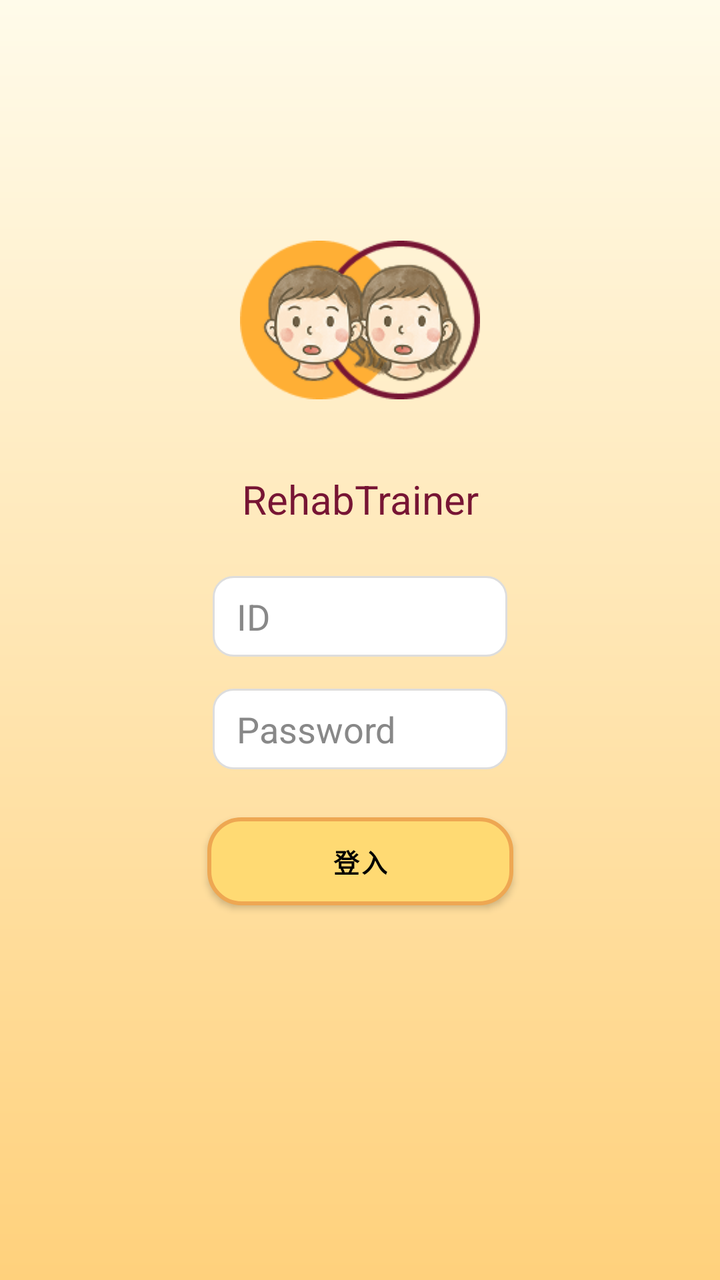
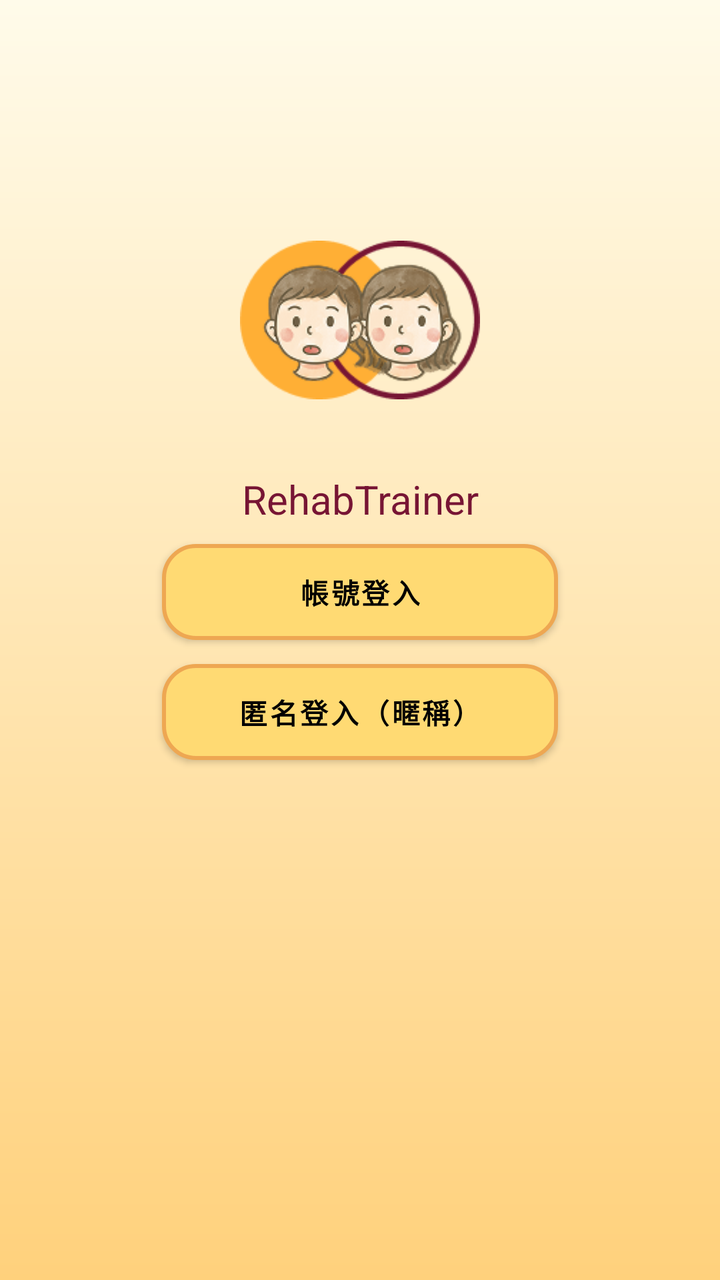

Compare the two renders of this Android layout. The source of the first and the diff that turns it into the second are given below.
<!-- AndroidManifest.xml: application theme Theme.RehabilitationApp -->
<!-- res/layout/fragment_login.xml -->
<?xml version="1.0" encoding="utf-8"?>
<androidx.constraintlayout.widget.ConstraintLayout
    xmlns:android="http://schemas.android.com/apk/res/android"
    xmlns:app="http://schemas.android.com/apk/res-auto"
    android:fitsSystemWindows="false"
    android:paddingTop="0dp"
    android:layout_width="match_parent"
    android:layout_height="match_parent"
    android:background="@drawable/bg_login_gradient">

    
    <androidx.constraintlayout.widget.Guideline
        android:id="@+id/guideline_input"
        android:layout_width="wrap_content"
        android:layout_height="wrap_content"
        android:orientation="horizontal"
        app:layout_constraintGuide_percent="0.40" />

    
    <ImageView
        android:id="@+id/logo"
        android:layout_width="120dp"
        android:layout_height="120dp"
        android:src="@drawable/ic_logo"
        android:adjustViewBounds="true"
        android:scaleType="fitCenter"
        app:layout_constraintTop_toTopOf="parent"
        app:layout_constraintStart_toStartOf="parent"
        app:layout_constraintEnd_toEndOf="parent"
        android:layout_marginTop="100dp"/>

    
    <TextView
        android:id="@+id/appName"
        android:layout_width="wrap_content"
        android:layout_height="wrap_content"
        android:text="@string/app_name"
        android:textSize="20sp"
        android:textColor="#771534"
        app:layout_constraintTop_toBottomOf="@id/logo"
        app:layout_constraintStart_toStartOf="parent"
        app:layout_constraintEnd_toEndOf="parent"
        android:layout_marginTop="16dp"/>

    
    <EditText
        android:id="@+id/etId"
        android:layout_width="0dp"
        android:layout_height="wrap_content"
        android:hint="@string/login_id"
        android:background="@drawable/login_edittext"
        android:textColor="@android:color/black"
        android:textColorHint="#888888"
        app:layout_constraintTop_toTopOf="@id/guideline_input"
        app:layout_constraintStart_toStartOf="parent"
        app:layout_constraintEnd_toEndOf="parent"
        app:layout_constraintWidth_percent="0.41"
        android:layout_marginTop="32dp"/>


    
    <EditText
        android:id="@+id/etPassword"
        android:layout_width="0dp"
        android:layout_height="wrap_content"
        android:hint="@string/login_password"
        android:inputType="textPassword"
        android:background="@drawable/login_edittext"
        android:textColor="@android:color/black"
        android:textColorHint="#888888"
        app:layout_constraintTop_toBottomOf="@id/etId"
        app:layout_constraintStart_toStartOf="parent"
        app:layout_constraintEnd_toEndOf="parent"
        app:layout_constraintWidth_percent="0.41"
        android:layout_marginTop="16dp"/>



    
    <com.google.android.material.button.MaterialButton
        android:id="@+id/btnLogin"
        android:layout_width="153dp"
        android:layout_height="44dp"
        android:text="@string/login_login"
        android:textColor="@android:color/black"
        android:textSize="13sp"
        android:textStyle="bold"
        android:background="@drawable/btn_login"
        app:backgroundTint="@null"
        app:layout_constraintTop_toBottomOf="@id/etPassword"
        app:layout_constraintStart_toStartOf="parent"
        app:layout_constraintEnd_toEndOf="parent"
        android:layout_marginTop="24dp"/>



</androidx.constraintlayout.widget.ConstraintLayout>
<!-- resources referenced by this layout -->
<resources>
  <!-- drawable bg_login_gradient (drawable) -->
  <shape xmlns:android="http://schemas.android.com/apk/res/android"
      android:shape="rectangle">
  
      <gradient
          android:startColor="#FFD17C"
          android:endColor="#FFFBEA"
          android:angle="90"/>
  </shape>
  <!-- drawable btn_login (drawable) -->
  <shape xmlns:android="http://schemas.android.com/apk/res/android"
      android:shape="rectangle">
  
      
      <solid android:color="#FFDA73" />
  
      
      <stroke
          android:width="2dp" android:color="@color/button_border" />
      
      <corners android:radius="16dp" />
  
  </shape>
  <!-- drawable ic_logo: png bitmap (drawable, 27394 bytes) -->
  <!-- drawable login_edittext (drawable) -->
  <?xml version="1.0" encoding="utf-8"?>
  <shape xmlns:android="http://schemas.android.com/apk/res/android"
      android:shape="rectangle">
  
      
      <solid android:color="@android:color/white" />
  
      
      <stroke
          android:width="1dp"
          android:color="#DDDDDD" /> 
  
      
      <corners android:radius="10dp" />
  
      
      <padding
          android:left="12dp"
          android:top="8dp"
          android:right="12dp"
          android:bottom="8dp" />
  </shape>
  <string name="app_name">RehabTrainer</string>
  <string name="login_id">ID</string>
  <string name="login_login">登入</string>
  <string name="login_password">Password</string>
  <style name="Theme.RehabilitationApp" parent="Theme.MaterialComponents.DayNight.NoActionBar">
  
          
          <item name="colorPrimary">@color/brand_primary</item>                     
          <item name="colorPrimaryVariant">@color/brand_primary_dark</item>         
          <item name="colorOnPrimary">@color/text_invert</item>                     
  
          
          <item name="colorSecondary">@color/brand_secondary</item>                 
          <item name="colorSecondaryVariant">@color/brand_primary_light</item>      
          <item name="colorOnSecondary">@color/text_primary</item>                  
  
          
          <item name="android:statusBarColor">@android:color/transparent</item>
          <item name="android:windowTranslucentStatus">true</item>
          <item name="android:windowDrawsSystemBarBackgrounds">true</item>   
  
          
          <item name="android:windowBackground">@color/surface_default</item>       
  
  
          
  
      </style>
  <color name="button_border">#EEA752</color>
  <color name="brand_primary">#FFDA73</color>
  <color name="brand_primary_dark">#4A9B87</color>
  <color name="text_invert">#F8F8F8</color>
  <color name="brand_secondary">#C8E1DA</color>
  <color name="brand_primary_light">#B8D5CE</color>
  <color name="text_primary">#1A1A1A</color>
  <color name="surface_default">#F4F1EC</color>
</resources>

<!-- the commit's change to res/layout/fragment_login.xml (unified diff, before → after) -->
@@ -43,55 +43,89 @@
         android:layout_marginTop="16dp"/>
 
     
-    <EditText
-        android:id="@+id/etId"
+
+    <com.google.android.material.button.MaterialButton
+        android:id="@+id/btnModeFormal"
         android:layout_width="0dp"
-        android:layout_height="wrap_content"
-        android:hint="@string/login_id"
-        android:background="@drawable/login_edittext"
+        android:layout_height="48dp"
+        android:text="@string/login_mode_formal"
         android:textColor="@android:color/black"
-        android:textColorHint="#888888"
+        android:textSize="14sp"
+        android:textStyle="bold"
+        android:background="@drawable/btn_login"
+        app:backgroundTint="@null"
         app:layout_constraintTop_toTopOf="@id/guideline_input"
         app:layout_constraintStart_toStartOf="parent"
         app:layout_constraintEnd_toEndOf="parent"
-        app:layout_constraintWidth_percent="0.41"
-        android:layout_marginTop="32dp"/>
-
-
-    
-    <EditText
-        android:id="@+id/etPassword"
-        android:layout_width="0dp"
-        android:layout_height="wrap_content"
-        android:hint="@string/login_password"
-        android:inputType="textPassword"
-        android:background="@drawable/login_edittext"
-        android:textColor="@android:color/black"
-        android:textColorHint="#888888"
-        app:layout_constraintTop_toBottomOf="@id/etId"
-        app:layout_constraintStart_toStartOf="parent"
-        app:layout_constraintEnd_toEndOf="parent"
-        app:layout_constraintWidth_percent="0.41"
+        app:layout_constraintWidth_percent="0.55"
         android:layout_marginTop="16dp"/>
 
-
-
-    
     <com.google.android.material.button.MaterialButton
-        android:id="@+id/btnLogin"
-        android:layout_width="153dp"
-        android:layout_height="44dp"
-        android:text="@string/login_login"
+        android:id="@+id/btnModeQuick"
+        android:layout_width="0dp"
+        android:layout_height="48dp"
+        android:text="@string/login_mode_quick"
         android:textColor="@android:color/black"
-        android:textSize="13sp"
+        android:textSize="14sp"
         android:textStyle="bold"
         android:background="@drawable/btn_login"
         app:backgroundTint="@null"
-        app:layout_constraintTop_toBottomOf="@id/etPassword"
+        app:layout_constraintTop_toBottomOf="@id/btnModeFormal"
         app:layout_constraintStart_toStartOf="parent"
         app:layout_constraintEnd_toEndOf="parent"
-        android:layout_marginTop="24dp"/>
+        app:layout_constraintWidth_percent="0.55"
+        android:layout_marginTop="12dp"/>
 
+    
 
+    <LinearLayout
+        android:id="@+id/layoutFormalLogin"
+        android:layout_width="0dp"
+        android:layout_height="wrap_content"
+        android:orientation="vertical"
+        android:gravity="center_horizontal"
+        android:visibility="gone"
+        app:layout_constraintTop_toTopOf="@id/guideline_input"
+        app:layout_constraintStart_toStartOf="parent"
+        app:layout_constraintEnd_toEndOf="parent"
+        app:layout_constraintWidth_percent="0.55"
+        android:layout_marginTop="16dp">
+
+        
+        <EditText
+            android:id="@+id/etId"
+            android:layout_width="match_parent"
+            android:layout_height="wrap_content"
+            android:hint="@string/login_id"
+            android:background="@drawable/login_edittext"
+            android:textColor="@android:color/black"
+            android:textColorHint="#888888"/>
+
+        
+        <EditText
+            android:id="@+id/etPassword"
+            android:layout_width="match_parent"
+            android:layout_height="wrap_content"
+            android:hint="@string/login_password"
+            android:inputType="textPassword"
+            android:background="@drawable/login_edittext"
+            android:textColor="@android:color/black"
+            android:textColorHint="#888888"
+            android:layout_marginTop="16dp"/>
+
+        
+        <com.google.android.material.button.MaterialButton
+            android:id="@+id/btnLogin"
+            android:layout_width="153dp"
+            android:layout_height="44dp"
+            android:text="@string/login_login"
+            android:textColor="@android:color/black"
+            android:textSize="13sp"
+            android:textStyle="bold"
+            android:background="@drawable/btn_login"
+            app:backgroundTint="@null"
+            android:layout_marginTop="24dp"/>
+
+    </LinearLayout>
 
 </androidx.constraintlayout.widget.ConstraintLayout>
<!-- resource entries referenced after the edit -->
@@ -50,6 +50,8 @@
   <string name="app_name">RehabTrainer</string>
   <string name="login_id">ID</string>
   <string name="login_login">登入</string>
+  <string name="login_mode_formal">帳號登入</string>
+  <string name="login_mode_quick">匿名登入（暱稱）</string>
   <string name="login_password">Password</string>
   <style name="Theme.RehabilitationApp" parent="Theme.MaterialComponents.DayNight.NoActionBar">
   
